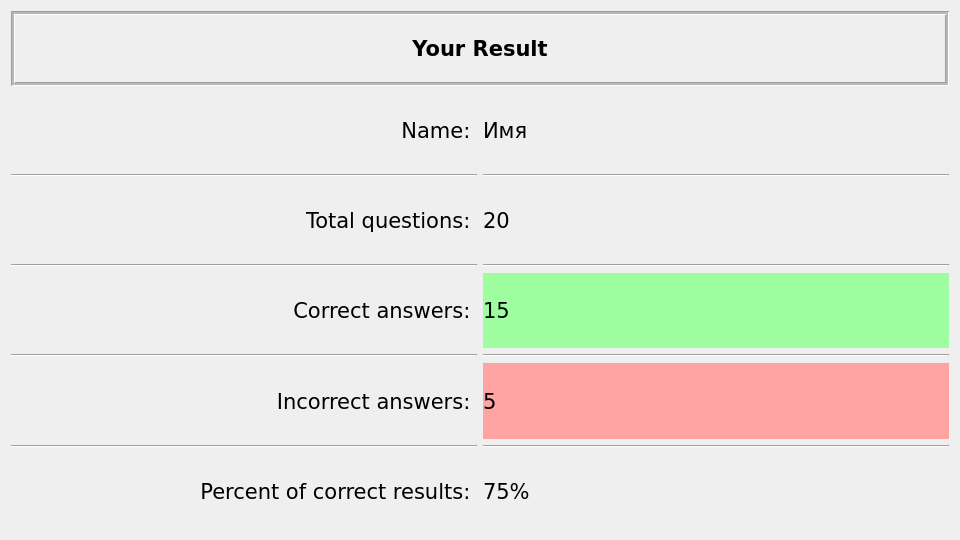
Above: checkeng/dialogs/finish/finish.ui from kusanekinov/CheckEng before the change. Below: the same form after it.
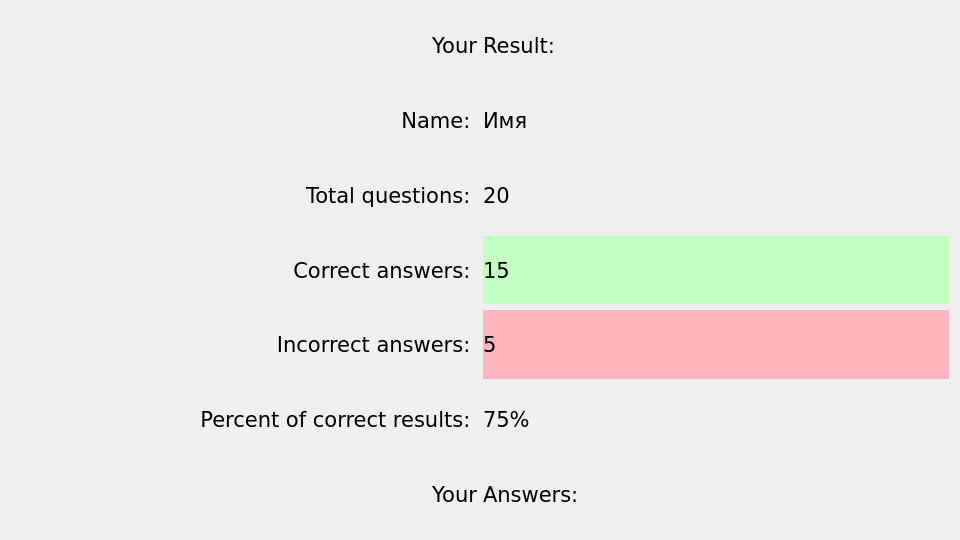
That is the form after the change.

Commit message: CheckEng | edit style

```diff
--- a/checkeng/dialogs/finish/finish.ui
+++ b/checkeng/dialogs/finish/finish.ui
@@ -25,14 +25,33 @@
    <string notr="true"/>
   </property>
   <layout class="QGridLayout" name="gridLayout">
+   <item row="0" column="0" colspan="2">
+    <layout class="QGridLayout" name="layout1">
    <item row="4" column="1">
-    <widget class="Line" name="line_4">
-     <property name="orientation">
-      <enum>Qt::Horizontal</enum>
+      <widget class="QLabel" name="m_incorrect">
+       <property name="font">
+        <font>
+         <family>DejaVu Sans</family>
+         <pointsize>16</pointsize>
+         <weight>50</weight>
+         <bold>false</bold>
+        </font>
+       </property>
+       <property name="styleSheet">
+        <string notr="true">background-color: rgb(255, 181, 191);</string>
+       </property>
+       <property name="text">
+        <string>5</string>
+       </property>
+       <property name="margin">
+        <number>4</number>
+       </property>
+       <property name="indent">
+        <number>0</number>
      </property>
     </widget>
    </item>
-   <item row="3" column="0">
+     <item row="2" column="0">
     <widget class="QLabel" name="l_total">
      <property name="font">
       <font>
@@ -50,8 +69,8 @@
      </property>
     </widget>
    </item>
-   <item row="8" column="0">
-    <widget class="QLabel" name="l_incorrect">
+     <item row="0" column="0">
+      <widget class="QLabel" name="your">
      <property name="font">
       <font>
        <family>DejaVu Sans</family>
@@ -60,54 +79,16 @@
        <bold>false</bold>
       </font>
      </property>
-     <property name="styleSheet">
-      <string notr="true"/>
-     </property>
      <property name="text">
-      <string>Incorrect answers: </string>
+        <string>Your</string>
      </property>
      <property name="alignment">
       <set>Qt::AlignRight|Qt::AlignTrailing|Qt::AlignVCenter</set>
      </property>
     </widget>
    </item>
-   <item row="2" column="0">
-    <widget class="Line" name="line">
-     <property name="orientation">
-      <enum>Qt::Horizontal</enum>
-     </property>
-    </widget>
-   </item>
-   <item row="4" column="0">
-    <widget class="Line" name="line_3">
-     <property name="orientation">
-      <enum>Qt::Horizontal</enum>
-     </property>
-    </widget>
-   </item>
-   <item row="7" column="1">
-    <widget class="Line" name="line_6">
-     <property name="orientation">
-      <enum>Qt::Horizontal</enum>
-     </property>
-    </widget>
-   </item>
-   <item row="7" column="0">
-    <widget class="Line" name="line_5">
-     <property name="orientation">
-      <enum>Qt::Horizontal</enum>
-     </property>
-    </widget>
-   </item>
-   <item row="2" column="1">
-    <widget class="Line" name="line_2">
-     <property name="orientation">
-      <enum>Qt::Horizontal</enum>
-     </property>
-    </widget>
-   </item>
-   <item row="1" column="0">
-    <widget class="QLabel" name="l_name">
+     <item row="5" column="0">
+      <widget class="QLabel" name="l_percent">
      <property name="font">
       <font>
        <family>DejaVu Sans</family>
@@ -117,29 +98,29 @@
       </font>
      </property>
      <property name="text">
-      <string>Name: </string>
+        <string>Percent of correct results: </string>
      </property>
      <property name="alignment">
       <set>Qt::AlignRight|Qt::AlignTrailing|Qt::AlignVCenter</set>
      </property>
     </widget>
    </item>
-   <item row="10" column="1">
-    <widget class="QLabel" name="m_percent">
-     <property name="font">
-      <font>
-       <family>DejaVu Sans</family>
-       <pointsize>16</pointsize>
-       <weight>50</weight>
-       <bold>false</bold>
-      </font>
-     </property>
-     <property name="text">
-      <string>75%</string>
-     </property>
-    </widget>
-   </item>
    <item row="6" column="1">
+      <widget class="QLabel" name="answers">
+       <property name="font">
+        <font>
+         <family>DejaVu Sans</family>
+         <pointsize>16</pointsize>
+         <weight>50</weight>
+         <bold>false</bold>
+        </font>
+       </property>
+       <property name="text">
+        <string>Answers:</string>
+       </property>
+      </widget>
+     </item>
+     <item row="3" column="1">
     <widget class="QLabel" name="m_correct">
      <property name="font">
       <font>
@@ -150,7 +131,7 @@
       </font>
      </property>
      <property name="styleSheet">
-      <string notr="true">background-color: rgb(158, 254, 159);</string>
+        <string notr="true">background-color: rgb(195, 255, 192);</string>
      </property>
      <property name="text">
       <string>15</string>
@@ -166,105 +147,6 @@
      </property>
     </widget>
    </item>
-   <item row="3" column="1">
-    <widget class="QLabel" name="m_total">
-     <property name="font">
-      <font>
-       <family>DejaVu Sans</family>
-       <pointsize>16</pointsize>
-       <weight>50</weight>
-       <bold>false</bold>
-      </font>
-     </property>
-     <property name="text">
-      <string>20</string>
-     </property>
-    </widget>
-   </item>
-   <item row="10" column="0">
-    <widget class="QLabel" name="l_percent">
-     <property name="font">
-      <font>
-       <family>DejaVu Sans</family>
-       <pointsize>16</pointsize>
-       <weight>50</weight>
-       <bold>false</bold>
-      </font>
-     </property>
-     <property name="text">
-      <string>Percent of correct results: </string>
-     </property>
-     <property name="alignment">
-      <set>Qt::AlignRight|Qt::AlignTrailing|Qt::AlignVCenter</set>
-     </property>
-    </widget>
-   </item>
-   <item row="8" column="1">
-    <widget class="QLabel" name="m_incorrect">
-     <property name="font">
-      <font>
-       <family>DejaVu Sans</family>
-       <pointsize>16</pointsize>
-       <weight>50</weight>
-       <bold>false</bold>
-      </font>
-     </property>
-     <property name="styleSheet">
-      <string notr="true">background-color: rgb(255, 163, 163);</string>
-     </property>
-     <property name="text">
-      <string>5</string>
-     </property>
-     <property name="margin">
-      <number>4</number>
-     </property>
-     <property name="indent">
-      <number>0</number>
-     </property>
-    </widget>
-   </item>
-   <item row="0" column="0" colspan="2">
-    <widget class="QLabel" name="l_result">
-     <property name="sizePolicy">
-      <sizepolicy hsizetype="Preferred" vsizetype="Preferred">
-       <horstretch>0</horstretch>
-       <verstretch>0</verstretch>
-      </sizepolicy>
-     </property>
-     <property name="font">
-      <font>
-       <family>DejaVu Sans</family>
-       <pointsize>16</pointsize>
-       <weight>75</weight>
-       <bold>true</bold>
-      </font>
-     </property>
-     <property name="autoFillBackground">
-      <bool>true</bool>
-     </property>
-     <property name="styleSheet">
-      <string notr="true"/>
-     </property>
-     <property name="frameShape">
-      <enum>QFrame::Box</enum>
-     </property>
-     <property name="frameShadow">
-      <enum>QFrame::Sunken</enum>
-     </property>
-     <property name="lineWidth">
-      <number>1</number>
-     </property>
-     <property name="midLineWidth">
-      <number>2</number>
-     </property>
-     <property name="text">
-      <string>Your Result</string>
-     </property>
-     <property name="alignment">
-      <set>Qt::AlignCenter</set>
-     </property>
-    </widget>
-   </item>
    <item row="1" column="1">
     <widget class="QLabel" name="m_name">
      <property name="font">
@@ -278,23 +160,57 @@
      <property name="text">
       <string>Имя</string>
      </property>
-    </widget>
-   </item>
-   <item row="9" column="0">
-    <widget class="Line" name="line_7">
-     <property name="orientation">
-      <enum>Qt::Horizontal</enum>
-     </property>
-    </widget>
-   </item>
-   <item row="9" column="1">
-    <widget class="Line" name="line_8">
-     <property name="orientation">
-      <enum>Qt::Horizontal</enum>
-     </property>
-    </widget>
-   </item>
-   <item row="6" column="0">
+       <property name="margin">
+        <number>4</number>
+       </property>
+       <property name="indent">
+        <number>0</number>
+       </property>
+      </widget>
+     </item>
+     <item row="4" column="0">
+      <widget class="QLabel" name="l_incorrect">
+       <property name="font">
+        <font>
+         <family>DejaVu Sans</family>
+         <pointsize>16</pointsize>
+         <weight>50</weight>
+         <bold>false</bold>
+        </font>
+       </property>
+       <property name="styleSheet">
+        <string notr="true"/>
+       </property>
+       <property name="text">
+        <string>Incorrect answers: </string>
+       </property>
+       <property name="alignment">
+        <set>Qt::AlignRight|Qt::AlignTrailing|Qt::AlignVCenter</set>
+       </property>
+      </widget>
+     </item>
+     <item row="2" column="1">
+      <widget class="QLabel" name="m_total">
+       <property name="font">
+        <font>
+         <family>DejaVu Sans</family>
+         <pointsize>16</pointsize>
+         <weight>50</weight>
+         <bold>false</bold>
+        </font>
+       </property>
+       <property name="text">
+        <string>20</string>
+       </property>
+       <property name="margin">
+        <number>4</number>
+       </property>
+       <property name="indent">
+        <number>0</number>
+       </property>
+      </widget>
+     </item>
+     <item row="3" column="0">
     <widget class="QLabel" name="l_correct">
      <property name="font">
       <font>
@@ -323,6 +239,83 @@
       <set>Qt::AlignRight|Qt::AlignTrailing|Qt::AlignVCenter</set>
      </property>
     </widget>
+     </item>
+     <item row="6" column="0">
+      <widget class="QLabel" name="your2">
+       <property name="font">
+        <font>
+         <family>DejaVu Sans</family>
+         <pointsize>16</pointsize>
+         <weight>50</weight>
+         <bold>false</bold>
+        </font>
+       </property>
+       <property name="text">
+        <string>Your</string>
+       </property>
+       <property name="alignment">
+        <set>Qt::AlignRight|Qt::AlignTrailing|Qt::AlignVCenter</set>
+       </property>
+      </widget>
+     </item>
+     <item row="1" column="0">
+      <widget class="QLabel" name="l_name">
+       <property name="font">
+        <font>
+         <family>DejaVu Sans</family>
+         <pointsize>16</pointsize>
+         <weight>50</weight>
+         <bold>false</bold>
+        </font>
+       </property>
+       <property name="text">
+        <string>Name: </string>
+       </property>
+       <property name="alignment">
+        <set>Qt::AlignRight|Qt::AlignTrailing|Qt::AlignVCenter</set>
+       </property>
+      </widget>
+     </item>
+     <item row="5" column="1">
+      <widget class="QLabel" name="m_percent">
+       <property name="font">
+        <font>
+         <family>DejaVu Sans</family>
+         <pointsize>16</pointsize>
+         <weight>50</weight>
+         <bold>false</bold>
+        </font>
+       </property>
+       <property name="text">
+        <string>75%</string>
+       </property>
+       <property name="margin">
+        <number>4</number>
+       </property>
+       <property name="indent">
+        <number>0</number>
+       </property>
+      </widget>
+     </item>
+     <item row="0" column="1">
+      <widget class="QLabel" name="result">
+       <property name="font">
+        <font>
+         <family>DejaVu Sans</family>
+         <pointsize>16</pointsize>
+         <weight>50</weight>
+         <bold>false</bold>
+        </font>
+       </property>
+       <property name="text">
+        <string>Result:</string>
+       </property>
+      </widget>
+     </item>
+    </layout>
+   </item>
+   <item row="1" column="0" colspan="2">
+    <layout class="QFormLayout" name="w_tasks"/>
    </item>
   </layout>
  </widget>
```
Lines whose indentation alone changed are shown as unchanged. The commit also changes 10 other files.
